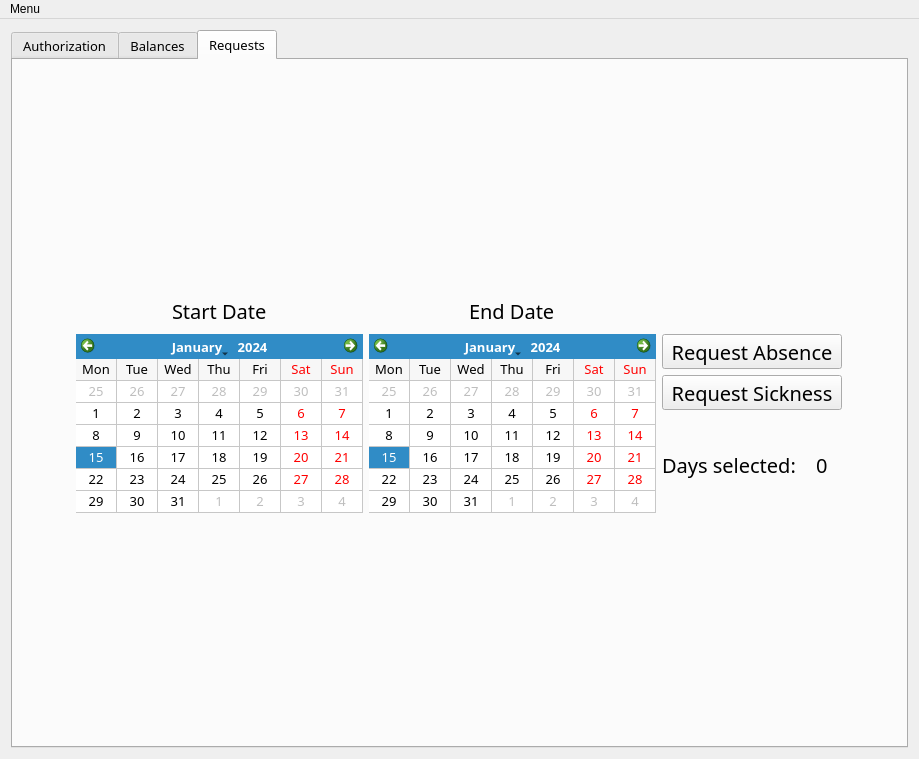
The window that Svoboda_team/mainwindow.ui (Svobodateam/svoboda_team) describes before a commit, drawn with Qt 5.
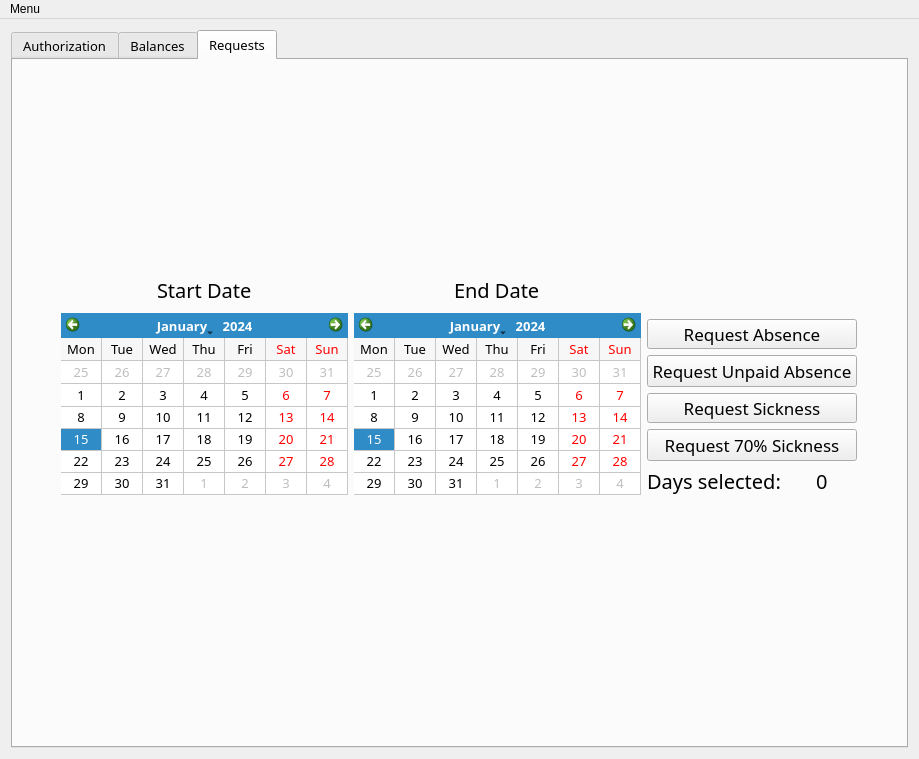
The same window after the commit. The open tabs and pages were chosen to show the change. Icons and pictures are not drawn.

Commit message: st-51 -- Same changes for actual develop

Patch:
```diff
--- a/Svoboda_team/mainwindow.ui
+++ b/Svoboda_team/mainwindow.ui
@@ -627,40 +627,14 @@
         <string>Requests</string>
        </attribute>
        <layout class="QGridLayout" name="gridLayout_3">
-        <item row="0" column="1">
-         <spacer name="spacer_topBaseRequest">
-          <property name="orientation">
-           <enum>Qt::Vertical</enum>
-          </property>
-          <property name="sizeHint" stdset="0">
-           <size>
-            <width>414</width>
-            <height>220</height>
-           </size>
-          </property>
-         </spacer>
-        </item>
-        <item row="3" column="1">
-         <spacer name="spacer_bottomBaseRequest">
-          <property name="orientation">
-           <enum>Qt::Vertical</enum>
-          </property>
-          <property name="sizeHint" stdset="0">
-           <size>
-            <width>414</width>
-            <height>222</height>
-           </size>
-          </property>
-         </spacer>
-        </item>
-        <item row="2" column="0">
-         <spacer name="spacer_leftBaseRequest">
+        <item row="1" column="2">
+         <spacer name="spacer_rightBaseRequest">
           <property name="orientation">
            <enum>Qt::Horizontal</enum>
           </property>
           <property name="sizeHint" stdset="0">
            <size>
-            <width>74</width>
+            <width>75</width>
             <height>80</height>
            </size>
           </property>
@@ -668,19 +642,28 @@
         </item>
         <item row="1" column="1" rowspan="2">
          <layout class="QGridLayout" name="grid_baseRequest">
-          <item row="1" column="1" rowspan="3">
-           <widget class="QCalendarWidget" name="calendar_endDate">
-            <property name="firstDayOfWeek">
-             <enum>Qt::Monday</enum>
+          <item row="0" column="0" alignment="Qt::AlignHCenter">
+           <widget class="QLabel" name="lbl_startDate">
+            <property name="minimumSize">
+             <size>
+              <width>0</width>
+              <height>35</height>
+             </size>
             </property>
-            <property name="gridVisible">
-             <bool>true</bool>
+            <property name="maximumSize">
+             <size>
+              <width>16777215</width>
+              <height>35</height>
+             </size>
             </property>
-            <property name="selectionMode">
-             <enum>QCalendarWidget::SingleSelection</enum>
+            <property name="font">
+             <font>
+              <family>Yu Gothic UI Semibold</family>
+              <pointsize>15</pointsize>
+             </font>
             </property>
-            <property name="verticalHeaderFormat">
-             <enum>QCalendarWidget::NoVerticalHeader</enum>
+            <property name="text">
+             <string>Start Date</string>
             </property>
            </widget>
           </item>
@@ -712,7 +695,7 @@
             </property>
            </widget>
           </item>
-          <item row="1" column="0" rowspan="3">
+          <item row="1" column="0" rowspan="6">
            <widget class="QCalendarWidget" name="calendar_startDate">
             <property name="firstDayOfWeek">
              <enum>Qt::Monday</enum>
@@ -728,82 +711,7 @@
             </property>
            </widget>
           </item>
-          <item row="0" column="0" alignment="Qt::AlignHCenter">
-           <widget class="QLabel" name="lbl_startDate">
-            <property name="minimumSize">
-             <size>
-              <width>0</width>
-              <height>35</height>
-             </size>
-            </property>
-            <property name="maximumSize">
-             <size>
-              <width>16777215</width>
-              <height>35</height>
-             </size>
-            </property>
-            <property name="font">
-             <font>
-              <family>Yu Gothic UI Semibold</family>
-              <pointsize>15</pointsize>
-             </font>
-            </property>
-            <property name="text">
-             <string>Start Date</string>
-            </property>
-           </widget>
-          </item>
-          <item row="2" column="2">
-           <widget class="QPushButton" name="btn_reqSickness">
-            <property name="minimumSize">
-             <size>
-              <width>180</width>
-              <height>35</height>
-             </size>
-            </property>
-            <property name="maximumSize">
-             <size>
-              <width>180</width>
-              <height>35</height>
-             </size>
-            </property>
-            <property name="font">
-             <font>
-              <family>Yu Gothic UI Semibold</family>
-              <pointsize>15</pointsize>
-             </font>
-            </property>
-            <property name="text">
-             <string>Request Sickness</string>
-            </property>
-           </widget>
-          </item>
-          <item row="1" column="2">
-           <widget class="QPushButton" name="btn_reqAbsence">
-            <property name="minimumSize">
-             <size>
-              <width>180</width>
-              <height>35</height>
-             </size>
-            </property>
-            <property name="maximumSize">
-             <size>
-              <width>180</width>
-              <height>35</height>
-             </size>
-            </property>
-            <property name="font">
-             <font>
-              <family>Yu Gothic UI Semibold</family>
-              <pointsize>15</pointsize>
-             </font>
-            </property>
-            <property name="text">
-             <string>Request Absence</string>
-            </property>
-           </widget>
-          </item>
-          <item row="3" column="2">
+          <item row="6" column="2">
            <layout class="QHBoxLayout" name="horiz_daysCount">
             <item>
              <widget class="QLabel" name="lbl_daysSelected">
@@ -839,21 +747,164 @@
             </item>
            </layout>
           </item>
+          <item row="1" column="1" rowspan="6">
+           <widget class="QCalendarWidget" name="calendar_endDate">
+            <property name="firstDayOfWeek">
+             <enum>Qt::Monday</enum>
+            </property>
+            <property name="gridVisible">
+             <bool>true</bool>
+            </property>
+            <property name="selectionMode">
+             <enum>QCalendarWidget::SingleSelection</enum>
+            </property>
+            <property name="verticalHeaderFormat">
+             <enum>QCalendarWidget::NoVerticalHeader</enum>
+            </property>
+           </widget>
+          </item>
+          <item row="5" column="2">
+           <widget class="QPushButton" name="btn_req70PctSickness">
+            <property name="font">
+             <font>
+              <family>Yu Gothic UI Semibold</family>
+              <pointsize>13</pointsize>
+             </font>
+            </property>
+            <property name="text">
+             <string>Request 70% Sickness</string>
+            </property>
+           </widget>
+          </item>
+          <item row="4" column="2">
+           <widget class="QPushButton" name="btn_reqSickness">
+            <property name="minimumSize">
+             <size>
+              <width>210</width>
+              <height>30</height>
+             </size>
+            </property>
+            <property name="maximumSize">
+             <size>
+              <width>210</width>
+              <height>30</height>
+             </size>
+            </property>
+            <property name="font">
+             <font>
+              <family>Yu Gothic UI Semibold</family>
+              <pointsize>13</pointsize>
+             </font>
+            </property>
+            <property name="text">
+             <string>Request Sickness</string>
+            </property>
+           </widget>
+          </item>
+          <item row="3" column="2">
+           <widget class="QPushButton" name="btn_reqUnpaidAbsence">
+            <property name="font">
+             <font>
+              <family>Yu Gothic UI Semibold</family>
+              <pointsize>13</pointsize>
+             </font>
+            </property>
+            <property name="text">
+             <string>Request Unpaid Absence</string>
+            </property>
+           </widget>
+          </item>
+          <item row="2" column="2">
+           <widget class="QPushButton" name="btn_reqAbsence">
+            <property name="minimumSize">
+             <size>
+              <width>210</width>
+              <height>30</height>
+             </size>
+            </property>
+            <property name="maximumSize">
+             <size>
+              <width>210</width>
+              <height>30</height>
+             </size>
+            </property>
+            <property name="font">
+             <font>
+              <family>Yu Gothic UI Semibold</family>
+              <pointsize>13</pointsize>
+             </font>
+            </property>
+            <property name="text">
+             <string>Request Absence</string>
+            </property>
+           </widget>
+          </item>
          </layout>
         </item>
-        <item row="1" column="2">
-         <spacer name="spacer_rightBaseRequest">
+        <item row="0" column="1">
+         <spacer name="spacer_topBaseRequest">
+          <property name="orientation">
+           <enum>Qt::Vertical</enum>
+          </property>
+          <property name="sizeHint" stdset="0">
+           <size>
+            <width>414</width>
+            <height>220</height>
+           </size>
+          </property>
+         </spacer>
+        </item>
+        <item row="2" column="0">
+         <spacer name="spacer_leftBaseRequest">
           <property name="orientation">
            <enum>Qt::Horizontal</enum>
           </property>
           <property name="sizeHint" stdset="0">
            <size>
-            <width>75</width>
+            <width>74</width>
             <height>80</height>
            </size>
           </property>
          </spacer>
         </item>
+        <item row="4" column="1">
+         <spacer name="spacer_bottomBaseRequest">
+          <property name="orientation">
+           <enum>Qt::Vertical</enum>
+          </property>
+          <property name="sizeHint" stdset="0">
+           <size>
+            <width>414</width>
+            <height>222</height>
+           </size>
+          </property>
+         </spacer>
+        </item>
+        <item row="3" column="1">
+         <widget class="QLabel" name="lbl_errorMessageText">
+          <property name="minimumSize">
+           <size>
+            <width>0</width>
+            <height>30</height>
+           </size>
+          </property>
+          <property name="maximumSize">
+           <size>
+            <width>16777215</width>
+            <height>30</height>
+           </size>
+          </property>
+          <property name="font">
+           <font>
+            <family>Yu Gothic UI Semibold</family>
+            <pointsize>13</pointsize>
+           </font>
+          </property>
+          <property name="text">
+           <string/>
+          </property>
+         </widget>
+        </item>
        </layout>
       </widget>
      </widget>
@@ -866,7 +917,7 @@
      <x>0</x>
      <y>0</y>
      <width>919</width>
-     <height>21</height>
+     <height>20</height>
     </rect>
    </property>
    <widget class="QMenu" name="menuActions">
```
